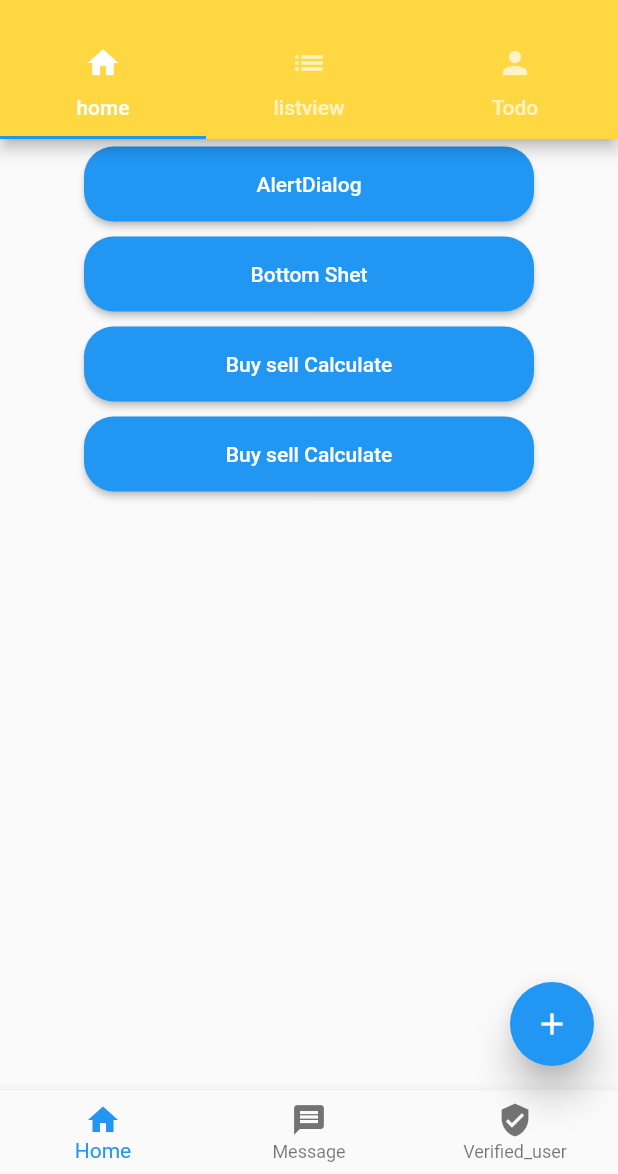
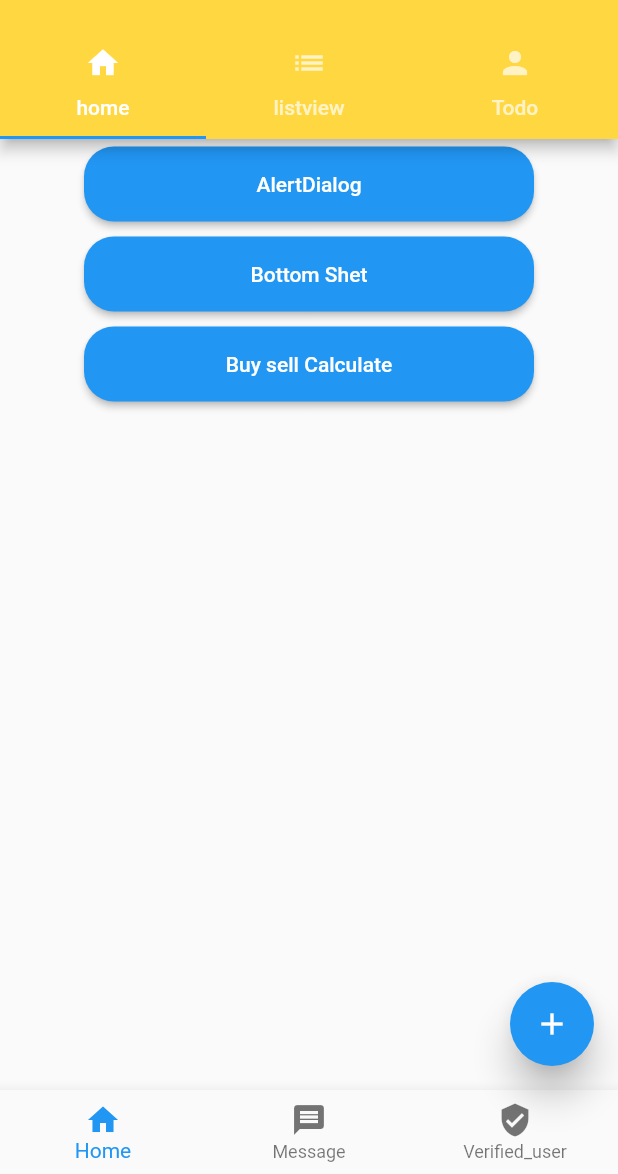
Before and after one commit to mdmahdihasan50/flutter_class_with_ostad, a Flutter app: the screen it shows after launch, on a phone screen of 412 x 824 dp, the part 62-1236 px from its top. Run offline on Flutter 3.47's test engine with Material 2 defaults, Android fonts, the phone set to English and light mode, and no system bars; our stand-ins replace fluttertoast.

Commit message:
Update HomeFagment.dart

```diff
--- a/lib/Fragment/HomeFagment.dart
+++ b/lib/Fragment/HomeFagment.dart
@@ -83,16 +83,6 @@ class HomeFagment extends StatelessWidget {
               Navigator.push(context, MaterialPageRoute(builder: (context) => BuySelCal(),));
             }, child: const Text('Buy sell Calculate')),
       ),
-      Padding(
-        padding: const EdgeInsets.all(5.0),
-        child: ElevatedButton(
-            style: ElevatedButton.styleFrom(
-                shape: RoundedRectangleBorder(borderRadius: BorderRadius.circular(20)),
-                fixedSize: const Size(300, 50)),
-            onPressed: () {
-              Navigator.push(context, MaterialPageRoute(builder: (context) => BuySelCal(),));
-            }, child: const Text('Buy sell Calculate')),
-      ),
     ],));
   }
 }
```
